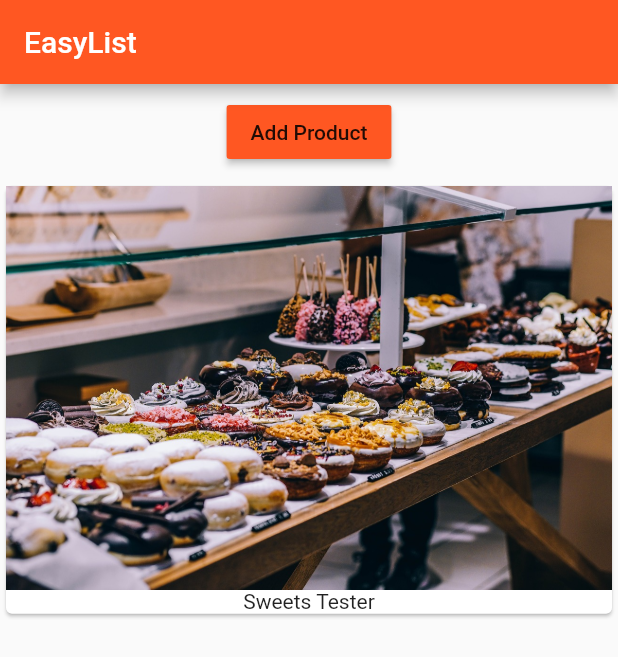
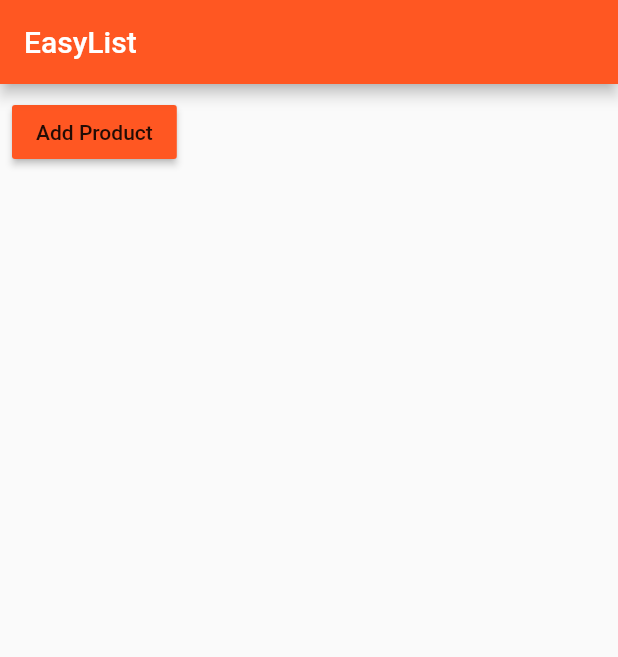
Before and after one commit to emma-ea/marketplace, a Flutter app: the screen it shows after launch, on a phone screen of 412 x 824 dp. Shown: the top 657 px of the screen. Run offline on Flutter 3.47's test engine with Material 2 defaults, Android fonts, the phone set to English and light mode, and no system bars.

Commit message:
conditional product setup from main

```diff
--- a/lib/product_manager.dart
+++ b/lib/product_manager.dart
@@ -3,16 +3,14 @@ import 'package:easylist2/products.dart';
 import 'package:flutter/material.dart';
 
 class ProductManager extends StatefulWidget {
-
   final String startingProduct;
-  ProductManager({this.startingProduct = 'Sweets Tester'});
+  ProductManager({this.startingProduct});
 
   @override
   _ProductManagerState createState() => _ProductManagerState();
 }
 
 class _ProductManagerState extends State<ProductManager> {
-
   List<String> _products = [];
 
   void _addProduct(String product) {
@@ -24,7 +22,9 @@ class _ProductManagerState extends State<ProductManager> {
   @override
   void initState() {
     super.initState();
-    _products.add(widget.startingProduct);
+    if (widget.startingProduct != null) {
+      _products.add(widget.startingProduct);
+    }
   }
 
   @override
@@ -35,7 +35,9 @@ class _ProductManagerState extends State<ProductManager> {
           child: ProductControl(_addProduct),
           margin: EdgeInsets.all(8.0),
         ),
-        Products(_products),
+        Expanded(
+          child: Products(_products),
+        ),
       ],
     );
   }
```
